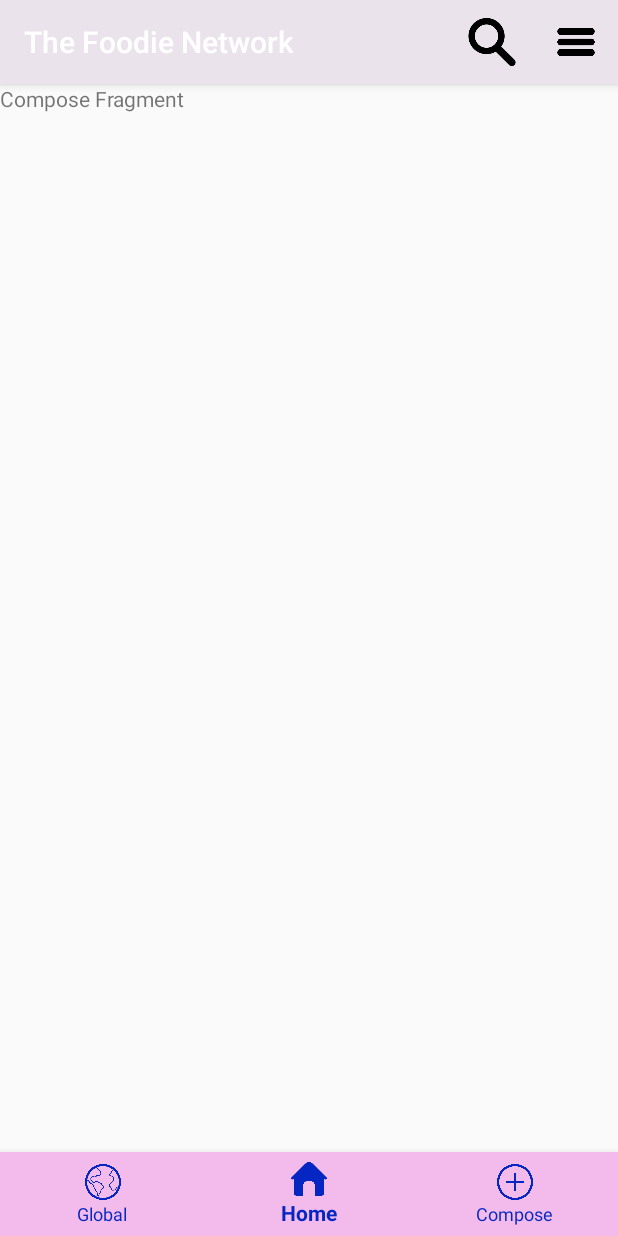
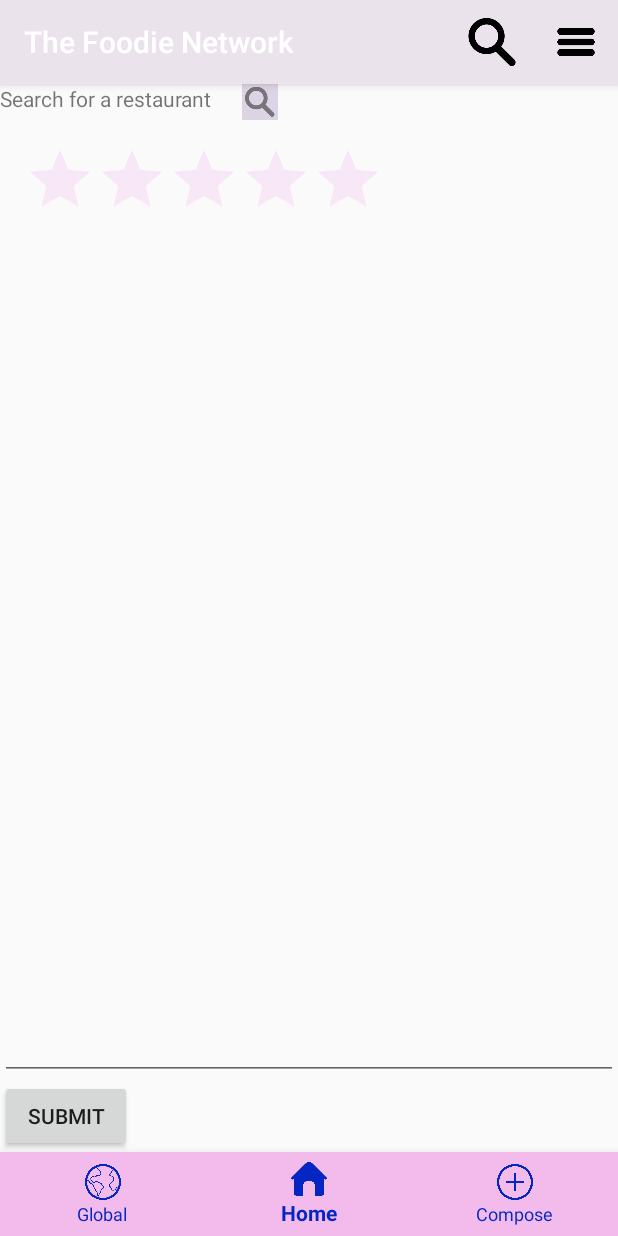
Before and after one commit to 2v0v0v0/TheFoodieNetwork, an Android app: the fragment ComposeFragment placed in its activity, on a phone screen of 412 x 824 dp. Run offline under Robolectric (Android 15) with nearby library versions, the phone set to English and light mode, and no system bars; libraries missing offline, so code that uses them is left out: com.parse, org.parceler.

Commit message:
set basic layout for compose fragment

```diff
--- a/TheFoodieNetwork/app/src/main/java/com/fbu/thefoodienetwork/fragments/ComposeFragment.java
+++ b/TheFoodieNetwork/app/src/main/java/com/fbu/thefoodienetwork/fragments/ComposeFragment.java
@@ -9,42 +9,24 @@ import android.view.View;
 import android.view.ViewGroup;
 
 import com.fbu.thefoodienetwork.R;
+import com.fbu.thefoodienetwork.databinding.FragmentComposeBinding;
 import com.fbu.thefoodienetwork.models.Restaurant;
 
 import org.parceler.Parcels;
 
-/**
- * A simple {@link Fragment} subclass.
- * Use the {@link ComposeFragment#newInstance} factory method to
- * create an instance of this fragment.
- */
 public class ComposeFragment extends Fragment {
-
-    // TODO: Rename parameter arguments, choose names that match
-    // the fragment initialization parameters, e.g. ARG_ITEM_NUMBER
+    private FragmentComposeBinding binding;
     private static final String ARG_RESTAURANT = "selectedRestaurant";
-    //private static final String ARG_PARAM2 = "param2";
-
-    // TODO: Rename and change types of parameters
     private Restaurant mRestaurant;
-    //private String mParam2;
 
     public ComposeFragment() {
         // Required empty public constructor
     }
 
-    /**
-     * Use this factory method to create a new instance of
-     * this fragment using the provided parameters.
-     *
-     * @return A new instance of fragment ComposeFragment.
-     */
-    // TODO: Rename and change types and number of parameters
     public static ComposeFragment newInstance(Restaurant restaurant) {
         ComposeFragment fragment = new ComposeFragment();
         Bundle args = new Bundle();
         args.putParcelable(ARG_RESTAURANT, Parcels.wrap(restaurant));
-        //args.putString(ARG_PARAM2, param2);
         fragment.setArguments(args);
         return fragment;
     }
@@ -54,15 +36,18 @@ public class ComposeFragment extends Fragment {
         super.onCreate(savedInstanceState);
         if (getArguments() != null) {
             mRestaurant = (Restaurant) Parcels.unwrap(getArguments().getParcelable(ARG_RESTAURANT));
-            //mRestaurant = getArguments().getParcelable(ARG_RESTAURANT);
-            //mParam2 = getArguments().getString(ARG_PARAM2);
         }
     }
 
     @Override
     public View onCreateView(LayoutInflater inflater, ViewGroup container,
                              Bundle savedInstanceState) {
-        // Inflate the layout for this fragment
-        return inflater.inflate(R.layout.fragment_compose, container, false);
+        // binding.
+        binding = FragmentComposeBinding.inflate(getLayoutInflater(), container, false);
+        View view = binding.getRoot();
+        if (mRestaurant != null){
+            binding.restaurantInfoTextView.setText(mRestaurant.getName());
+        }
+        return view;
     }
 }
--- a/TheFoodieNetwork/app/src/main/res/layout/fragment_compose.xml
+++ b/TheFoodieNetwork/app/src/main/res/layout/fragment_compose.xml
@@ -1,14 +1,46 @@
 <?xml version="1.0" encoding="utf-8"?>
-<RelativeLayout xmlns:android="http://schemas.android.com/apk/res/android"
+<LinearLayout xmlns:android="http://schemas.android.com/apk/res/android"
     xmlns:tools="http://schemas.android.com/tools"
     android:layout_width="match_parent"
     android:layout_height="match_parent"
+    android:orientation="vertical"
     tools:context=".fragments.ComposeFragment">
+    <LinearLayout
+        android:layout_width="match_parent"
+        android:layout_height="wrap_content"
+        android:orientation="horizontal">
+        <TextView
+            android:id="@+id/restaurantInfoTextView"
+            android:layout_width="wrap_content"
+            android:layout_height="wrap_content"
+            android:text="Search for a restaurant" />
+        <ImageView
+            android:id="@+id/searchImageView"
+            android:layout_width="wrap_content"
+            android:layout_height="wrap_content"
+            android:src="@drawable/ic_action_search"
+            android:background="@color/colorPinkGray"
+            android:layout_marginStart="20dp"/>
+    </LinearLayout>
 
-    <!-- TODO: Update blank fragment layout -->
-    <TextView
+    <RatingBar
+        android:id="@+id/rating"
+        android:layout_width="wrap_content"
+        android:layout_height="wrap_content"
+        android:layout_margin="16dp"
+        android:numStars="5"
+        android:rating="0"
+        android:stepSize="0.5"
+        android:theme="@style/RatingBar" />
+
+    <EditText
         android:layout_width="match_parent"
-        android:layout_height="match_parent"
-        android:text="Compose Fragment" />
+        android:layout_height="wrap_content"
+        android:layout_weight="1" />
 
-</RelativeLayout>
+    <Button
+        android:layout_width="wrap_content"
+        android:layout_height="wrap_content"
+        android:text="Submit" />
+
+</LinearLayout>
--- a/TheFoodieNetwork/app/src/main/res/values/styles.xml
+++ b/TheFoodieNetwork/app/src/main/res/values/styles.xml
@@ -7,4 +7,9 @@
         <item name="colorAccent">@color/colorLilac</item>
     </style>
 
+    <style name="RatingBar" parent="Theme.AppCompat">
+        <item name="colorControlNormal">@color/colorLightPink</item>
+        <item name="colorControlActivated">@color/colorPinkAccent</item>
+    </style>
+
 </resources>
```
